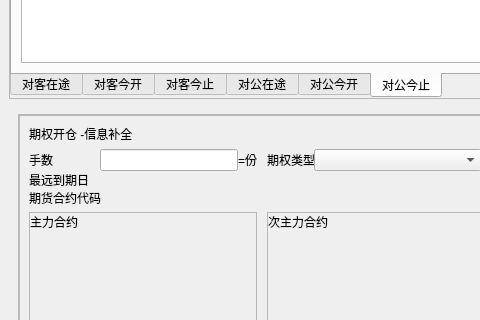
First picture: the form in UI/mainWindow.ui, repository 413180794/OptionDeal, before the edit; both pictures show x 0 to 480 and y 256 to 576 of the 1141 by 832 pixel window.
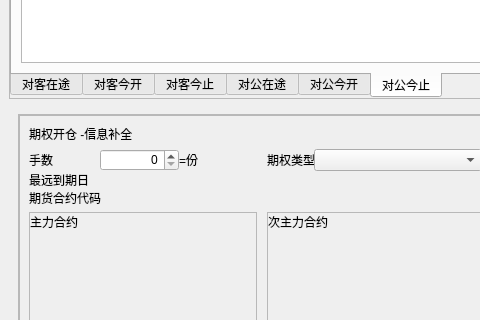
Second picture: the form after the edit.

```diff
--- a/UI/mainWindow.ui
+++ b/UI/mainWindow.ui
@@ -1877,7 +1877,14 @@
                 <item row="0" column="1">
                  <layout class="QHBoxLayout" name="horizontalLayout_12">
                   <item>
-                   <widget class="QLineEdit" name="lots_lineEdit_in_complement_infomation_page"/>
+                   <widget class="QSpinBox" name="lots_spinBox_in_complement_infomation_page">
+                    <property name="layoutDirection">
+                     <enum>Qt::LeftToRight</enum>
+                    </property>
+                    <property name="alignment">
+                     <set>Qt::AlignRight|Qt::AlignTrailing|Qt::AlignVCenter</set>
+                    </property>
+                   </widget>
                   </item>
                   <item>
                    <widget class="QLabel" name="show_lots_lineEdit_label">
```
Left out of the diff: 4 changed lines with no effect on the pictures.
